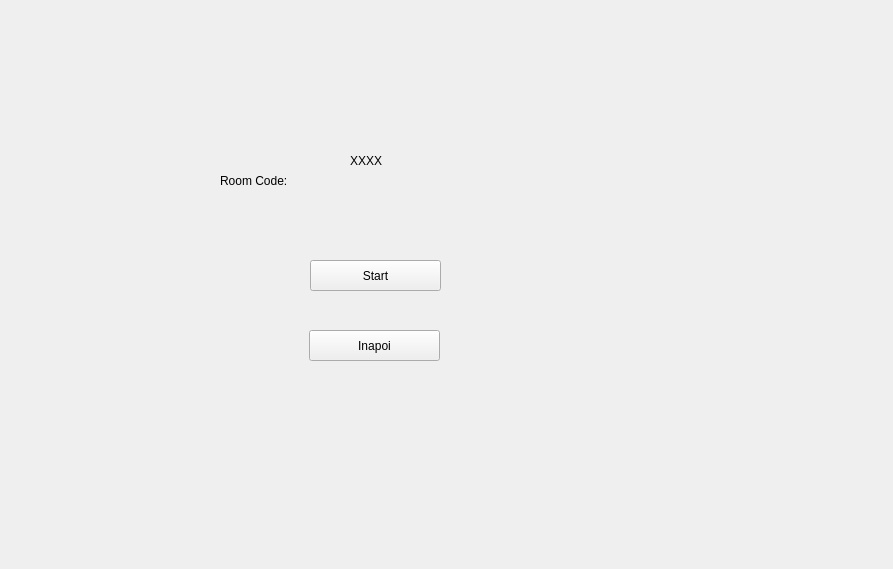
Qt form Client/mainmenu.ui (Denisucu1/ProjectModernCpp) before a commit.
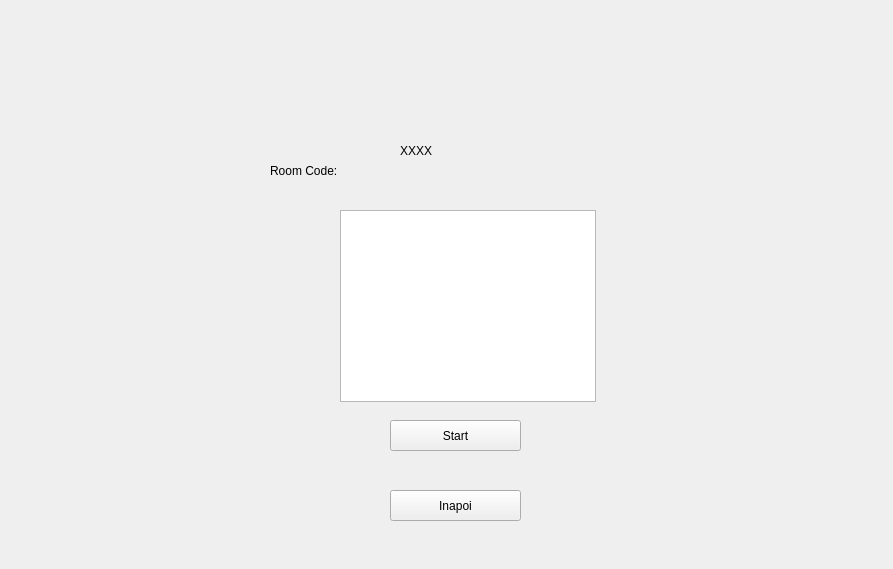
The same form after that commit. The open tabs and pages were chosen to show the change.

Commit message: Merge branch 'feature-lobby-player-list'

Diff of the .ui file:
```diff
--- a/Client/mainmenu.ui
+++ b/Client/mainmenu.ui
@@ -22,8 +22,8 @@
   <widget class="QStackedWidget" name="stackedWidget">
    <property name="geometry">
     <rect>
-     <x>200</x>
-     <y>20</y>
+     <x>250</x>
+     <y>10</y>
      <width>400</width>
      <height>551</height>
     </rect>
@@ -363,8 +363,8 @@
     <widget class="QPushButton" name="startGameButton">
      <property name="geometry">
       <rect>
-       <x>110</x>
-       <y>240</y>
+       <x>140</x>
+       <y>410</y>
        <width>131</width>
        <height>31</height>
       </rect>
@@ -376,8 +376,8 @@
     <widget class="QPushButton" name="closeLobbyButton">
      <property name="geometry">
       <rect>
-       <x>109</x>
-       <y>310</y>
+       <x>140</x>
+       <y>480</y>
        <width>131</width>
        <height>31</height>
       </rect>
@@ -386,6 +386,16 @@
       <string>Inapoi</string>
      </property>
     </widget>
+    <widget class="QListWidget" name="lobbyPlayersList">
+     <property name="geometry">
+      <rect>
+       <x>90</x>
+       <y>200</y>
+       <width>256</width>
+       <height>192</height>
+      </rect>
+     </property>
+    </widget>
    </widget>
   </widget>
  </widget>
```
Left out of the diff: 10 changed lines with no effect on the pictures. The commit also changes 27 other files.
